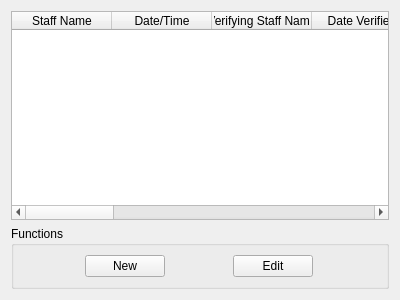
Old version of the form interventionmanager.ui in the repository Cheddy/InterventionManagerClient.
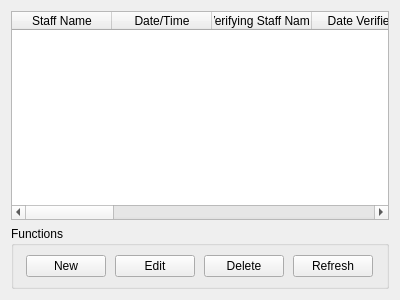
New version of the form.

The edit to the form file:
```diff
--- a/interventionmanager.ui
+++ b/interventionmanager.ui
@@ -46,6 +46,32 @@
         </property>
        </widget>
       </item>
+      <item>
+       <widget class="QPushButton" name="deleteButton">
+        <property name="sizePolicy">
+         <sizepolicy hsizetype="Fixed" vsizetype="Fixed">
+          <horstretch>0</horstretch>
+          <verstretch>0</verstretch>
+         </sizepolicy>
+        </property>
+        <property name="text">
+         <string>Delete</string>
+        </property>
+       </widget>
+      </item>
+      <item>
+       <widget class="QPushButton" name="refreshButton">
+        <property name="sizePolicy">
+         <sizepolicy hsizetype="Fixed" vsizetype="Fixed">
+          <horstretch>0</horstretch>
+          <verstretch>0</verstretch>
+         </sizepolicy>
+        </property>
+        <property name="text">
+         <string>Refresh</string>
+        </property>
+       </widget>
+      </item>
      </layout>
     </widget>
    </item>
```
